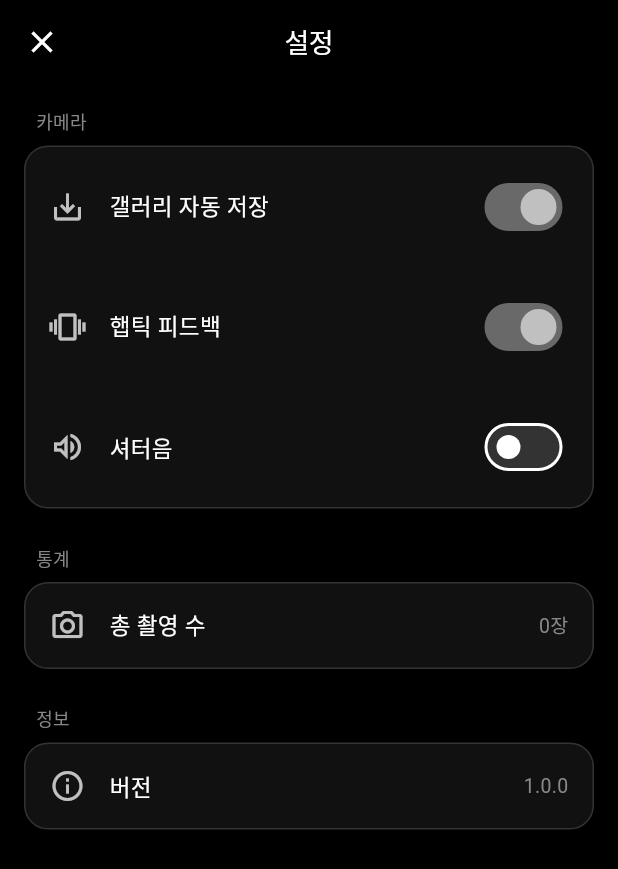
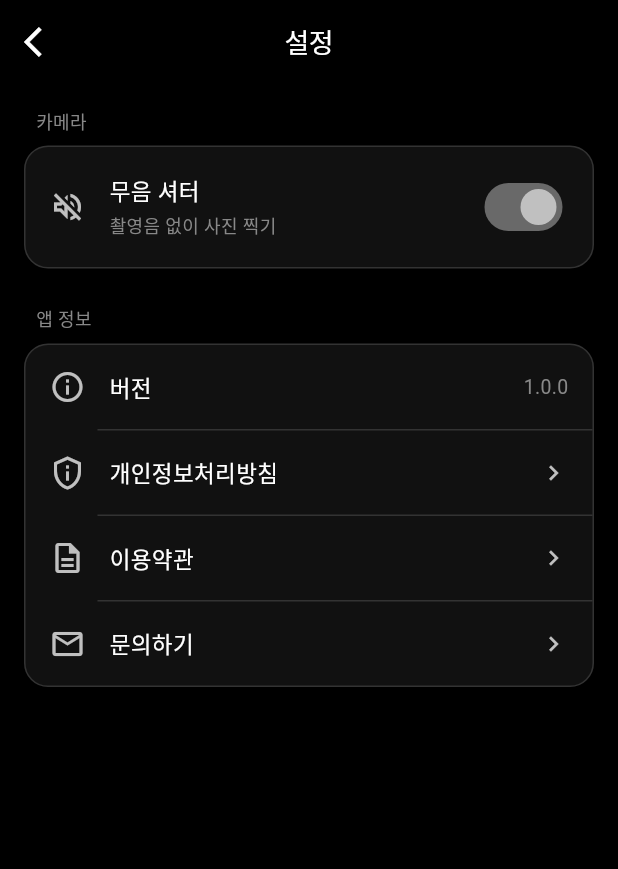
Before and after one commit to moonkj/Like-this-, a Flutter app: the SettingsScreen screen opened by its route, on a phone screen of 412 x 824 dp. Shown: the top 869 px of the screen. Run offline on Flutter 3.47's test engine with Material 3 defaults, Android fonts, the phone set to English and light mode, and no system bars; our stand-ins replace flutter_riverpod, go_router, share_plus, video_player; missing offline and left inert: photo_manager; Roboto replaces fonts that are missing (Pretendard).

Commit message:
feat(settings): 무음 셔터 OS 강제음 우회 + 설정화면 개편 (Sprint 22)
- MFCameraSession: 무음 모드에서 photoOutput.capturePhoto() 완전 우회
  latestRawInput 비디오 프레임 직접 저장으로 KR/JP OS 강제 셔터음 차단
- 설정화면: Like it 구조 반영 — 무음 셔터 단일 항목 + 앱 정보 섹션
- policy_screen.dart 신규: 개인정보처리방침 / 이용약관 인앱 표시
- 문의하기: url_launcher mailto: 링크 연결
- url_launcher ^6.3.1 의존성 추가

Co-Authored-By: Claude Sonnet 4.6 <noreply@anthropic.com>

```diff
--- /dev/null
+++ b/lib/features/settings/presentation/policy_screen.dart
@@ -0,0 +1,183 @@
+import 'package:flutter/material.dart';
+import '../../../core/constants/app_colors.dart';
+import '../../../core/constants/app_typography.dart';
+
+class PolicyScreen extends StatelessWidget {
+  const PolicyScreen({super.key, required this.title, required this.sections});
+
+  final String title;
+  final List<PolicySection> sections;
+
+  // ── 개인정보처리방침 ──────────────────────────────────────────────────
+  static const privacyPolicy = PolicyScreen(
+    title: '개인정보처리방침',
+    sections: [
+      PolicySection(
+        heading: null,
+        body:
+            'Like This! (이하 "앱")은 사용자의 개인정보를 중요하게 생각합니다. '
+            '본 방침은 앱을 사용할 때 어떤 정보가 수집되고 어떻게 사용되는지 설명합니다.\n\n'
+            '최종 업데이트: 2026년 3월 14일',
+      ),
+      PolicySection(
+        heading: '1. 수집하는 정보',
+        body:
+            '본 앱은 다음 정보에 접근합니다.\n\n'
+            '• 카메라 — 사진 및 동영상 촬영을 위해 사용됩니다. 촬영된 이미지는 기기 내에서만 처리되며 외부 서버로 전송되지 않습니다.\n\n'
+            '• 사진 라이브러리 — 갤러리에서 사진/동영상을 불러오거나 편집 결과물을 저장하기 위해 사용됩니다.\n\n'
+            '• 마이크 — 동영상 녹화 시 오디오를 함께 녹음하기 위해 사용됩니다.',
+      ),
+      PolicySection(
+        heading: '2. 수집하지 않는 정보',
+        body:
+            '• 이름, 이메일, 전화번호 등 개인 식별 정보를 수집하지 않습니다.\n'
+            '• 위치 정보를 수집하지 않습니다.\n'
+            '• 광고 식별자(IDFA)를 수집하거나 사용하지 않습니다.\n'
+            '• 사용자 행동 데이터를 외부 서비스로 전송하지 않습니다.',
+      ),
+      PolicySection(
+        heading: '3. 데이터 처리 방식',
+        body:
+            '앱에서 촬영하거나 불러온 사진/동영상은 오직 기기 내에서만 처리됩니다. '
+            '모든 필터 적용 및 편집 작업은 온디바이스(On-device)로 이루어지며, '
+            '어떠한 이미지도 외부 서버로 전송되지 않습니다.',
+      ),
+      PolicySection(
+        heading: '4. 제3자 서비스',
+        body: '본 앱은 현재 제3자 분석·광고·트래킹 서비스를 사용하지 않습니다.',
+      ),
+      PolicySection(
+        heading: '5. 데이터 보관',
+        body:
+            '앱 내에서 생성된 결과물(편집된 사진, 필터 설정값 등)은 사용자의 기기에만 저장됩니다. '
+            '앱을 삭제하면 앱과 관련된 모든 데이터가 함께 삭제됩니다.',
+      ),
+      PolicySection(
+        heading: '6. 어린이 개인정보 보호',
+        body:
+            '본 앱은 만 4세 이상 전체 연령을 대상으로 하며, '
+            '13세 미만 어린이의 개인정보를 의도적으로 수집하지 않습니다.',
+      ),
+      PolicySection(
+        heading: '7. 권한 관리',
+        body:
+            '앱에 부여된 권한(카메라, 사진 라이브러리, 마이크)은 '
+            'iOS 설정 → 개인정보 보호에서 언제든지 변경하거나 철회할 수 있습니다.',
+      ),
+      PolicySection(
+        heading: '8. 문의',
+        body: '개인정보처리방침에 관한 문의사항이 있으시면 아래로 연락해 주세요.\n\nimurmkj@gmail.com',
+      ),
+      PolicySection(
+        heading: '9. 방침 변경',
+        body:
+            '본 방침이 변경될 경우 앱 업데이트를 통해 공지합니다. '
+            '지속적인 앱 사용은 변경된 방침에 동의한 것으로 간주됩니다.',
+      ),
+    ],
+  );
+
+  // ── 이용약관 ──────────────────────────────────────────────────────────
+  static const termsOfService = PolicyScreen(
+    title: '이용약관',
+    sections: [
+      PolicySection(
+        heading: null,
+        body:
+            '본 이용약관은 Like This! 앱(이하 "서비스") 이용에 관한 조건을 규정합니다.\n\n'
+            '최종 업데이트: 2026년 3월 14일',
+      ),
+      PolicySection(
+        heading: '1. 서비스 이용',
+        body:
+            '본 서비스는 흑백 필름 카메라 앱으로, 사진 및 동영상 촬영과 편집 기능을 제공합니다. '
+            '서비스를 이용함으로써 본 약관에 동의하는 것으로 간주됩니다.',
+      ),
+      PolicySection(
+        heading: '2. 지식재산권',
+        body:
+            '앱 내 포함된 필터, 아이콘, UI 디자인 등 모든 콘텐츠의 지식재산권은 개발자에게 있습니다. '
+            '사용자가 촬영·편집한 사진의 저작권은 사용자에게 있습니다.',
+      ),
+      PolicySection(
+        heading: '3. 금지 행위',
+        body:
+            '• 앱을 역공학(reverse engineering)하거나 소스코드를 추출하는 행위\n'
+            '• 앱을 상업적 목적으로 무단 복제·배포하는 행위\n'
+            '• 타인의 권리를 침해하는 용도로 사용하는 행위',
+      ),
+      PolicySection(
+        heading: '4. 면책 조항',
+        body:
+            '본 서비스는 "있는 그대로(as-is)" 제공됩니다. '
+            '개발자는 서비스 이용으로 인한 직간접적 손해에 대해 책임을 지지 않습니다.',
+      ),
+      PolicySection(
+        heading: '5. 서비스 변경 및 중단',
+        body: '개발자는 사전 고지 없이 서비스의 일부 또는 전부를 변경하거나 중단할 수 있습니다.',
+      ),
+      PolicySection(
+        heading: '6. 준거법',
+        body: '본 약관은 대한민국 법률에 따라 해석되고 적용됩니다.',
+      ),
+      PolicySection(
+        heading: '7. 문의',
+        body: '이용약관에 관한 문의사항은 아래로 연락해 주세요.\n\nimurmkj@gmail.com',
+      ),
+    ],
+  );
+
+  @override
+  Widget build(BuildContext context) {
+    return Scaffold(
+      backgroundColor: AppColors.background,
+      appBar: AppBar(
+        backgroundColor: AppColors.background,
+        leading: GestureDetector(
+          onTap: () => Navigator.pop(context),
+          child: const Icon(Icons.arrow_back_ios, color: AppColors.textPrimary),
+        ),
+        title: Text(title, style: AppTypography.h2),
+        centerTitle: true,
+      ),
+      body: ListView.builder(
+        padding: const EdgeInsets.fromLTRB(20, 8, 20, 40),
+        itemCount: sections.length,
+        itemBuilder: (context, i) {
+          final s = sections[i];
+          return Padding(
+            padding: const EdgeInsets.only(bottom: 20),
+            child: Column(
+              crossAxisAlignment: CrossAxisAlignment.start,
+              children: [
+                if (s.heading != null) ...[
+                  Text(
+                    s.heading!,
+                    style: AppTypography.body.copyWith(
+                      fontWeight: FontWeight.w600,
+                      color: AppColors.textPrimary,
+                    ),
+                  ),
+                  const SizedBox(height: 6),
+                ],
+                Text(
+                  s.body,
+                  style: AppTypography.body.copyWith(
+                    color: AppColors.textSecondary,
+                    height: 1.7,
+                  ),
+                ),
+              ],
+            ),
+          );
+        },
+      ),
+    );
+  }
+}
+
+class PolicySection {
+  const PolicySection({required this.heading, required this.body});
+  final String? heading;
+  final String body;
+}
--- a/lib/features/settings/presentation/settings_screen.dart
+++ b/lib/features/settings/presentation/settings_screen.dart
@@ -1,10 +1,12 @@
 import 'package:flutter/material.dart';
 import 'package:flutter_riverpod/flutter_riverpod.dart';
 import 'package:go_router/go_router.dart';
+import 'package:url_launcher/url_launcher.dart';
 import '../../../core/constants/app_colors.dart';
 import '../../../core/constants/app_typography.dart';
 import '../../../core/constants/app_dimensions.dart';
 import '../../../core/services/preferences_service.dart';
+import 'policy_screen.dart';
 
 class SettingsScreen extends ConsumerWidget {
   const SettingsScreen({super.key});
@@ -20,7 +22,7 @@ class SettingsScreen extends ConsumerWidget {
         backgroundColor: AppColors.background,
         leading: GestureDetector(
           onTap: () => context.pop(),
-          child: const Icon(Icons.close, color: AppColors.textPrimary),
+          child: const Icon(Icons.arrow_back_ios, color: AppColors.textPrimary),
         ),
         title: const Text('설정', style: AppTypography.h2),
         centerTitle: true,
@@ -32,32 +34,14 @@ class SettingsScreen extends ConsumerWidget {
             title: '카메라',
             items: [
               _SettingsItem(
-                icon: Icons.save_alt_outlined,
-                label: '갤러리 자동 저장',
+                icon: Icons.volume_off_outlined,
+                label: '무음 셔터',
+                subtitle: '촬영음 없이 사진 찍기',
                 trailing: Switch(
-                  value: prefs.saveToGallery,
-                  onChanged: (v) => notifier.setSaveToGallery(v),
-                  activeColor: AppColors.silver,
-                  inactiveTrackColor: AppColors.border,
-                ),
-              ),
-              _SettingsItem(
-                icon: Icons.vibration,
-                label: '햅틱 피드백',
-                trailing: Switch(
-                  value: prefs.hapticEnabled,
-                  onChanged: (v) => notifier.setHapticEnabled(v),
-                  activeColor: AppColors.silver,
-                  inactiveTrackColor: AppColors.border,
-                ),
-              ),
-              _SettingsItem(
-                icon: Icons.volume_up_outlined,
-                label: '셔터음',
-                trailing: Switch(
-                  value: prefs.shutterSound,
-                  onChanged: (v) => notifier.setShutterSound(v),
-                  activeColor: AppColors.silver,
+                  // 무음 셔터 ON = shutterSound false (소리 안 냄)
+                  value: !prefs.shutterSound,
+                  onChanged: (v) => notifier.setShutterSound(!v),
+                  activeThumbColor: AppColors.silver,
                   inactiveTrackColor: AppColors.border,
                 ),
               ),
@@ -65,26 +49,39 @@ class SettingsScreen extends ConsumerWidget {
           ),
           const SizedBox(height: AppDimensions.spaceL),
           _SettingsSection(
-            title: '통계',
+            title: '앱 정보',
             items: [
+              const _SettingsItem(
+                icon: Icons.info_outline,
+                label: '버전',
+                trailing: Text('1.0.0', style: AppTypography.bodySmall),
+              ),
               _SettingsItem(
-                icon: Icons.photo_camera_outlined,
-                label: '총 촬영 수',
-                trailing: Text(
-                  '${prefs.totalPhotosCaptured}장',
-                  style: AppTypography.bodySmall,
+                icon: Icons.privacy_tip_outlined,
+                label: '개인정보처리방침',
+                trailing: const Icon(Icons.chevron_right, color: AppColors.silver, size: 20),
+                onTap: () => Navigator.push(
+                  context,
+                  MaterialPageRoute(builder: (_) => PolicyScreen.privacyPolicy),
                 ),
               ),
-            ],
+              _SettingsItem(
+                icon: Icons.description_outlined,
+                label: '이용약관',
+                trailing: const Icon(Icons.chevron_right, color: AppColors.silver, size: 20),
+                onTap: () => Navigator.push(
+                  context,
+                  MaterialPageRoute(builder: (_) => PolicyScreen.termsOfService),
                 ),
-          const SizedBox(height: AppDimensions.spaceL),
-          _SettingsSection(
-            title: '정보',
-            items: [
+              ),
               _SettingsItem(
-                icon: Icons.info_outline,
-                label: '버전',
-                trailing: const Text('1.0.0', style: AppTypography.bodySmall),
+                icon: Icons.mail_outline,
+                label: '문의하기',
+                trailing: const Icon(Icons.chevron_right, color: AppColors.silver, size: 20),
+                onTap: () => launchUrl(
+                  Uri.parse('mailto:imurmkj@gmail.com?subject=Like This! 문의'),
+                  mode: LaunchMode.externalApplication,
+                ),
               ),
             ],
           ),
@@ -109,7 +106,7 @@ class _SettingsSection extends StatelessWidget {
             left: AppDimensions.spaceS,
             bottom: AppDimensions.spaceS,
           ),
-          child: Text(title.toUpperCase(), style: AppTypography.caption),
+          child: Text(title, style: AppTypography.caption),
         ),
         Container(
           decoration: BoxDecoration(
@@ -117,7 +114,15 @@ class _SettingsSection extends StatelessWidget {
             borderRadius: BorderRadius.circular(AppDimensions.radiusM),
             border: Border.all(color: AppColors.border),
           ),
-          child: Column(children: items),
+          child: Column(
+            children: [
+              for (int i = 0; i < items.length; i++) ...[
+                items[i],
+                if (i < items.length - 1)
+                  const Divider(height: 1, indent: 48, color: AppColors.border),
+              ],
+            ],
+          ),
         ),
       ],
     );
@@ -129,14 +134,21 @@ class _SettingsItem extends StatelessWidget {
     required this.icon,
     required this.label,
     required this.trailing,
+    this.subtitle,
+    this.onTap,
   });
   final IconData icon;
   final String label;
+  final String? subtitle;
   final Widget trailing;
+  final VoidCallback? onTap;
 
   @override
   Widget build(BuildContext context) {
-    return Padding(
+    return GestureDetector(
+      onTap: onTap,
+      behavior: HitTestBehavior.opaque,
+      child: Padding(
         padding: const EdgeInsets.symmetric(
           horizontal: AppDimensions.spaceM,
           vertical: AppDimensions.spaceM,
@@ -145,9 +157,21 @@ class _SettingsItem extends StatelessWidget {
           children: [
             Icon(icon, color: AppColors.silver, size: AppDimensions.iconSize),
             const SizedBox(width: AppDimensions.spaceM),
-          Expanded(child: Text(label, style: AppTypography.body)),
+            Expanded(
+              child: Column(
+                crossAxisAlignment: CrossAxisAlignment.start,
+                children: [
+                  Text(label, style: AppTypography.body),
+                  if (subtitle != null) ...[
+                    const SizedBox(height: 2),
+                    Text(subtitle!, style: AppTypography.caption),
+                  ],
+                ],
+              ),
+            ),
             trailing,
           ],
+        ),
       ),
     );
   }
--- a/pubspec.yaml
+++ b/pubspec.yaml
@@ -29,6 +29,7 @@ dependencies:
 
   # UI
   google_fonts: ^6.2.1
+  url_launcher: ^6.3.1
 
 dev_dependencies:
   flutter_test:
```
Also changed, not shown: pubspec.lock, 3 other files. Lines whose indentation alone changed are shown as unchanged.
